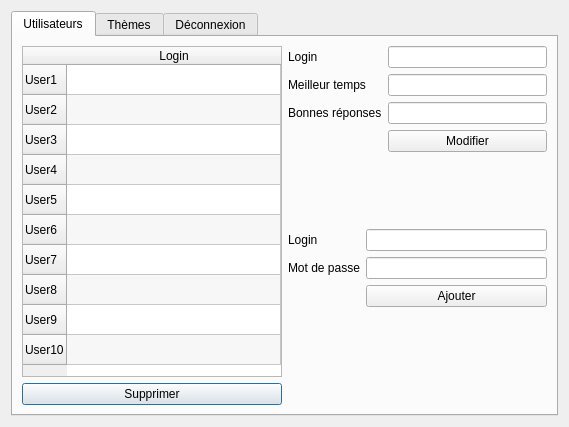
The window that mainmenu.ui (G4bleb/salt-n-pepper) describes before a commit, drawn with Qt 5.
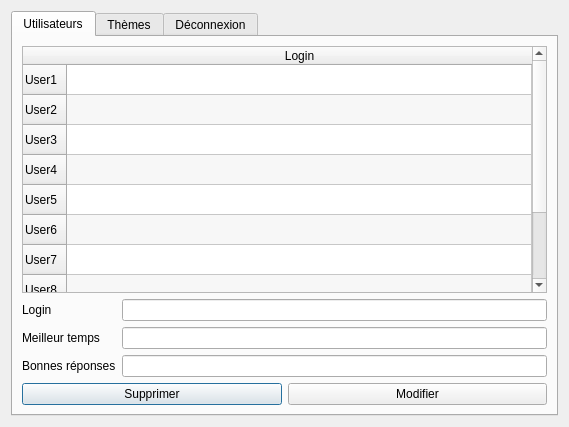
The same window after the commit. The open tabs and pages were chosen to show the change.

Commit message: update cpp once again

What changed in the file:
```diff
--- a/mainmenu.ui
+++ b/mainmenu.ui
@@ -13,7 +13,7 @@
   <property name="windowTitle">
    <string>Dialog</string>
   </property>
-  <layout class="QVBoxLayout" name="verticalLayout">
+  <layout class="QHBoxLayout" name="horizontalLayout_2">
    <item>
     <widget class="QTabWidget" name="tabWidget">
      <property name="enabled">
@@ -29,11 +29,9 @@
       <attribute name="title">
        <string>Utilisateurs</string>
       </attribute>
-      <layout class="QHBoxLayout" name="horizontalLayout_4">
+      <layout class="QVBoxLayout" name="verticalLayout">
        <item>
-        <layout class="QHBoxLayout" name="horizontalLayout_9">
-         <item>
-          <layout class="QVBoxLayout" name="verticalLayout_5">
+        <layout class="QVBoxLayout" name="verticalLayout_4">
            <item>
             <widget class="QTableWidget" name="tableWidget_4">
              <property name="editTriggers">
@@ -106,22 +104,9 @@
             </widget>
            </item>
            <item>
-            <layout class="QHBoxLayout" name="horizontalLayout_17">
+          <layout class="QVBoxLayout" name="verticalLayout_3">
              <item>
-              <widget class="QPushButton" name="pushButton_11">
-               <property name="text">
-                <string>Supprimer</string>
-               </property>
-              </widget>
-             </item>
-            </layout>
-           </item>
-          </layout>
-         </item>
-         <item>
-          <layout class="QVBoxLayout" name="verticalLayout_6">
-           <item>
-            <layout class="QFormLayout" name="formLayout_7">
+            <layout class="QFormLayout" name="formLayout">
              <item row="0" column="0">
               <widget class="QLabel" name="label_9">
                <property name="text">
@@ -152,7 +137,18 @@
              <item row="2" column="1">
               <widget class="QLineEdit" name="lineEdit_15"/>
              </item>
-             <item row="3" column="1">
+            </layout>
+           </item>
+           <item>
+            <layout class="QHBoxLayout" name="horizontalLayout">
+             <item>
+              <widget class="QPushButton" name="pushButton_11">
+               <property name="text">
+                <string>Supprimer</string>
+               </property>
+              </widget>
+             </item>
+             <item>
               <widget class="QPushButton" name="pushButton_13">
                <property name="text">
                 <string>Modifier</string>
@@ -161,37 +157,6 @@
              </item>
             </layout>
            </item>
-           <item>
-            <layout class="QFormLayout" name="formLayout_8">
-             <item row="0" column="0">
-              <widget class="QLabel" name="label_16">
-               <property name="text">
-                <string>Login</string>
-               </property>
-              </widget>
-             </item>
-             <item row="0" column="1">
-              <widget class="QLineEdit" name="lineEdit_17"/>
-             </item>
-             <item row="1" column="0">
-              <widget class="QLabel" name="label_17">
-               <property name="text">
-                <string>Mot de passe</string>
-               </property>
-              </widget>
-             </item>
-             <item row="1" column="1">
-              <widget class="QLineEdit" name="lineEdit_18"/>
-             </item>
-             <item row="2" column="1">
-              <widget class="QPushButton" name="pushButton_14">
-               <property name="text">
-                <string>Ajouter</string>
-               </property>
-              </widget>
-             </item>
-            </layout>
-           </item>
           </layout>
          </item>
         </layout>
```
Left out of the diff: 2 changed lines with no effect on the pictures. Lines whose indentation alone changed are shown as unchanged. The commit also changes 2 other files.
